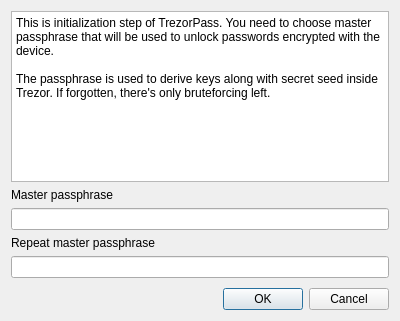
Above: initialize_dialog.ui from hiviah/TrezorPass before the change. Below: the same form after it.
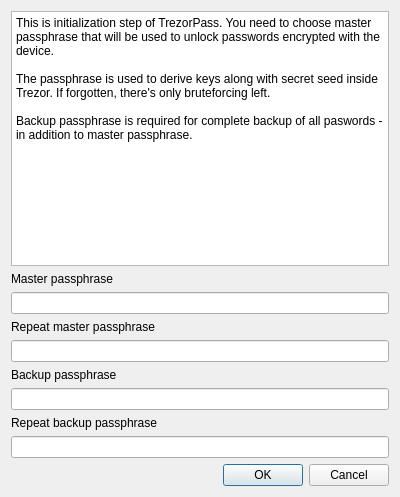
That is the form after the change.

Commit message: Backup initialize dialog and menu

Diff of the .ui file:
```diff
--- a/initialize_dialog.ui
+++ b/initialize_dialog.ui
@@ -7,7 +7,7 @@
     <x>0</x>
     <y>0</y>
     <width>400</width>
-    <height>321</height>
+    <height>497</height>
    </rect>
   </property>
   <property name="windowTitle">
@@ -23,7 +23,9 @@
 &lt;/style&gt;&lt;/head&gt;&lt;body style=&quot; font-family:'DejaVu Sans'; font-size:9pt; font-weight:400; font-style:normal;&quot;&gt;
 &lt;p style=&quot; margin-top:0px; margin-bottom:0px; margin-left:0px; margin-right:0px; -qt-block-indent:0; text-indent:0px;&quot;&gt;This is initialization step of TrezorPass. You need to choose master passphrase that will be used to unlock passwords encrypted with the device.&lt;/p&gt;
 &lt;p style=&quot;-qt-paragraph-type:empty; margin-top:0px; margin-bottom:0px; margin-left:0px; margin-right:0px; -qt-block-indent:0; text-indent:0px;&quot;&gt;&lt;/p&gt;
-&lt;p style=&quot; margin-top:0px; margin-bottom:0px; margin-left:0px; margin-right:0px; -qt-block-indent:0; text-indent:0px;&quot;&gt;The passphrase is used to derive keys along with secret seed inside Trezor. If forgotten, there's only bruteforcing left.&lt;/p&gt;&lt;/body&gt;&lt;/html&gt;</string>
+&lt;p style=&quot; margin-top:0px; margin-bottom:0px; margin-left:0px; margin-right:0px; -qt-block-indent:0; text-indent:0px;&quot;&gt;The passphrase is used to derive keys along with secret seed inside Trezor. If forgotten, there's only bruteforcing left.&lt;/p&gt;
+&lt;p style=&quot;-qt-paragraph-type:empty; margin-top:0px; margin-bottom:0px; margin-left:0px; margin-right:0px; -qt-block-indent:0; text-indent:0px;&quot;&gt;&lt;/p&gt;
+&lt;p style=&quot; margin-top:0px; margin-bottom:0px; margin-left:0px; margin-right:0px; -qt-block-indent:0; text-indent:0px;&quot;&gt;Backup passphrase is required for complete backup of all paswords - in addition to master passphrase.&lt;/p&gt;&lt;/body&gt;&lt;/html&gt;</string>
      </property>
     </widget>
    </item>
@@ -35,7 +37,11 @@
     </widget>
    </item>
    <item>
-    <widget class="QLineEdit" name="masterEdit1"/>
+    <widget class="QLineEdit" name="masterEdit1">
+     <property name="echoMode">
+      <enum>QLineEdit::Password</enum>
+     </property>
+    </widget>
    </item>
    <item>
     <widget class="QLabel" name="label_2">
@@ -45,20 +51,39 @@
     </widget>
    </item>
    <item>
-    <widget class="QLineEdit" name="masterEdit2"/>
+    <widget class="QLineEdit" name="masterEdit2">
+     <property name="echoMode">
+      <enum>QLineEdit::Password</enum>
+     </property>
+    </widget>
    </item>
    <item>
-    <spacer name="verticalSpacer">
-     <property name="orientation">
-      <enum>Qt::Vertical</enum>
+    <widget class="QLabel" name="label_3">
+     <property name="text">
+      <string>Backup passphrase</string>
      </property>
-     <property name="sizeHint" stdset="0">
-      <size>
-       <width>20</width>
-       <height>24</height>
-      </size>
+    </widget>
+   </item>
+   <item>
+    <widget class="QLineEdit" name="backupEdit1">
+     <property name="echoMode">
+      <enum>QLineEdit::Password</enum>
      </property>
-    </spacer>
+    </widget>
+   </item>
+   <item>
+    <widget class="QLabel" name="label_4">
+     <property name="text">
+      <string>Repeat backup passphrase</string>
+     </property>
+    </widget>
+   </item>
+   <item>
+    <widget class="QLineEdit" name="backupEdit2">
+     <property name="echoMode">
+      <enum>QLineEdit::Password</enum>
+     </property>
+    </widget>
    </item>
    <item>
     <widget class="QDialogButtonBox" name="buttonBox">
```
The commit also changes 2 other files.
